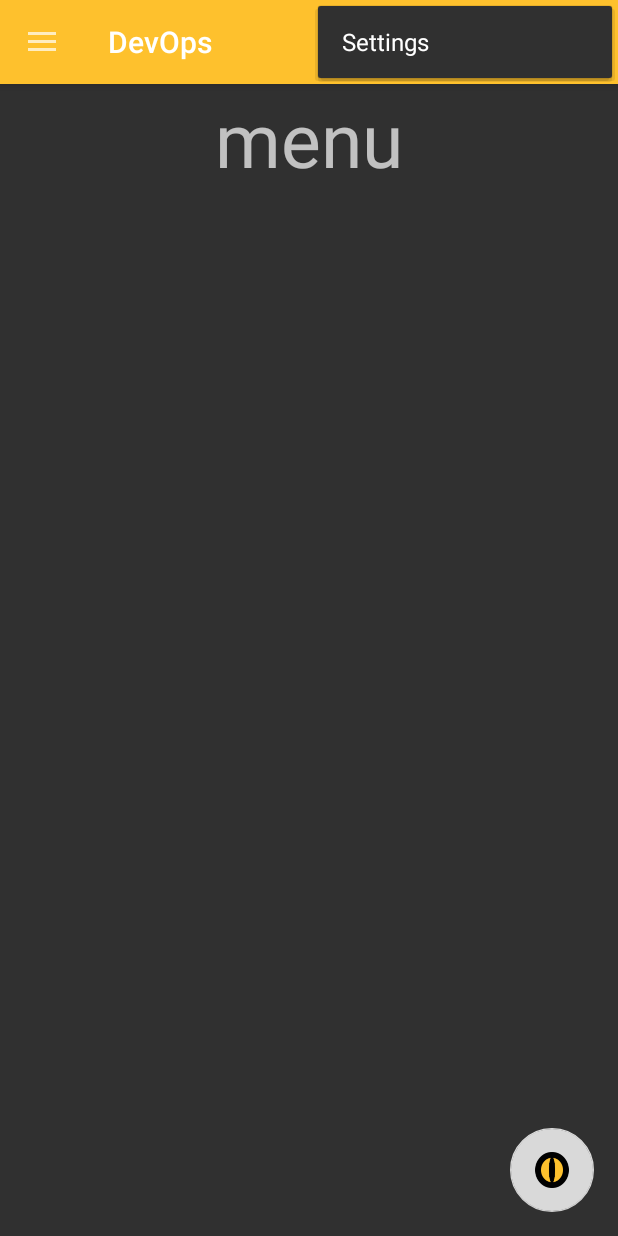
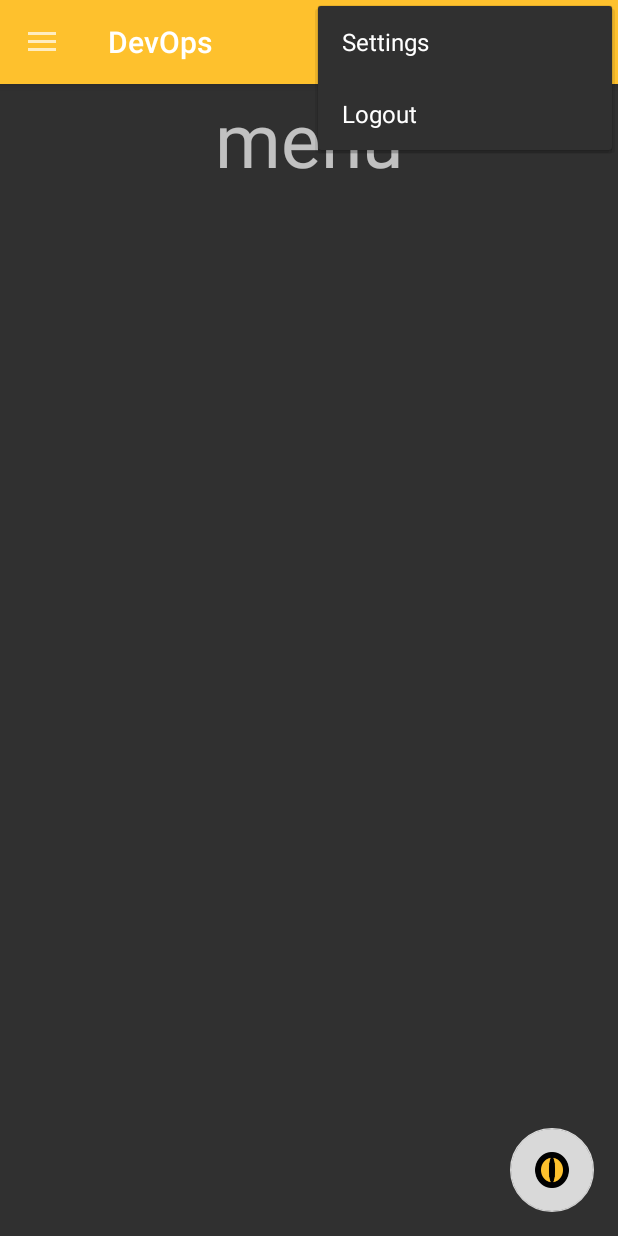
Before and after one commit to nokia-wroclaw/innovativeproject-devops-mobile-alarm, an Android app: the MainActivity screen opened directly, with no data from a screen before it, with the options menu open, on a phone screen of 412 x 824 dp. Run offline under Robolectric (Android 15) with nearby library versions, the light colour scheme and no system bars; our stand-ins replace ButterKnife; 2 statements that could not run were skipped.

Commit message:
added function: logout

```diff
--- a/apps/android-app/app/src/main/java/pwr/android_app/network/rest/ApiService.java
+++ b/apps/android-app/app/src/main/java/pwr/android_app/network/rest/ApiService.java
@@ -5,6 +5,7 @@ import retrofit2.Call;
 import retrofit2.http.Field;
 import retrofit2.http.FormUrlEncoded;
 import retrofit2.http.GET;
+import retrofit2.http.Header;
 import retrofit2.http.POST;
 
 public interface ApiService {
@@ -14,6 +15,9 @@ public interface ApiService {
 
     @FormUrlEncoded
     @POST("/loginandroid")
-    Call<UserData> loginToApp(@Field("email") String email, @Field("password") String password);
+    Call<UserData> login(@Field("email") String email, @Field("password") String password);
+
+    @GET("/logoutandroid")
+    Call<Void> logout(@Header("Cookie") String cookie);
 
 }
--- a/apps/android-app/app/src/main/java/pwr/android_app/view/activities/LoginActivity.java
+++ b/apps/android-app/app/src/main/java/pwr/android_app/view/activities/LoginActivity.java
@@ -14,7 +14,6 @@ import android.database.Cursor;
 import android.net.Uri;
 import android.os.Build;
 import android.os.Bundle;
-import android.os.SystemClock;
 import android.provider.ContactsContract;
 import android.support.annotation.NonNull;
 import android.support.design.widget.Snackbar;
@@ -30,7 +29,6 @@ import android.widget.ArrayAdapter;
 import android.widget.AutoCompleteTextView;
 import android.widget.Button;
 import android.widget.EditText;
-import android.widget.ImageView;
 import android.widget.ProgressBar;
 import android.widget.ScrollView;
 import android.widget.TextView;
@@ -181,7 +179,7 @@ public class LoginActivity
         showForm(false);
 
         // Fetch a user information
-        Call<UserData> call = client.loginToApp(mEmail, mPassword);
+        Call<UserData> call = client.login(mEmail, mPassword);
 
         // Execute the call asynchronously. Get a positive or negative callback.
         call.enqueue(new Callback<UserData>() {
--- a/apps/android-app/app/src/main/res/menu/main.xml
+++ b/apps/android-app/app/src/main/res/menu/main.xml
@@ -3,7 +3,12 @@
     xmlns:app="http://schemas.android.com/apk/res-auto">
     <item
         android:id="@+id/action_settings"
-        android:orderInCategory="100"
+        android:orderInCategory="1"
         android:title="@string/action_settings"
         app:showAsAction="never" />
+    <item
+        android:id="@+id/action_logout"
+        android:orderInCategory="2"
+        android:title="@string/action_logout"
+        app:showAsAction="never" />
 </menu>
--- a/apps/android-app/app/src/main/res/values/strings.xml
+++ b/apps/android-app/app/src/main/res/values/strings.xml
@@ -20,6 +20,7 @@
     <string name="navigation_drawer_open">Open navigation drawer</string>
     <string name="navigation_drawer_close">Close navigation drawer</string>
     <string name="action_settings">Settings</string>
+    <string name="action_logout">Logout</string>
 
     <!-- Strings used in left panel -->
     <string name="main_option_name">main menu</string>
```
Also changed, not shown: apps/android-app/app/src/main/java/pwr/android_app/view/activities/MainActivity.java (+80 -12 lines).
